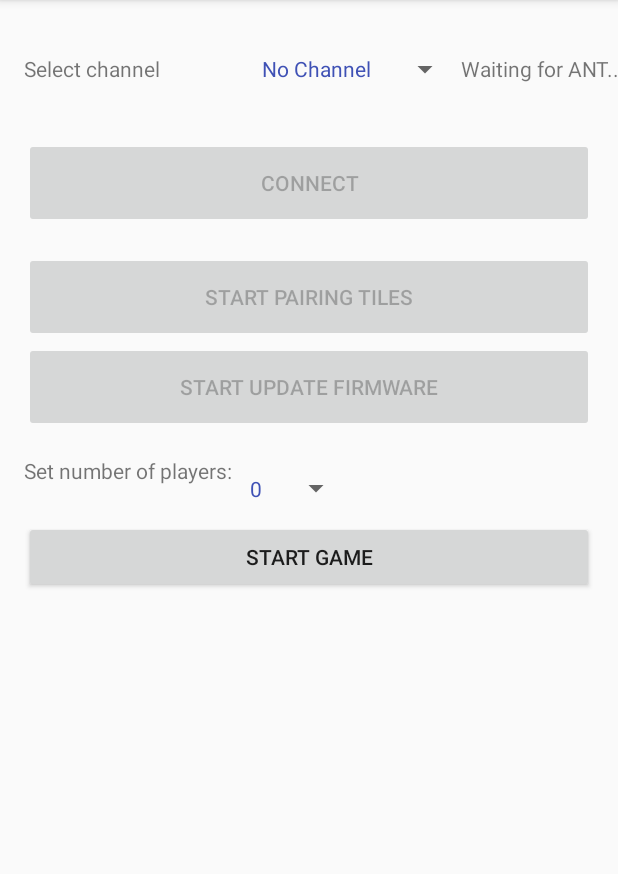
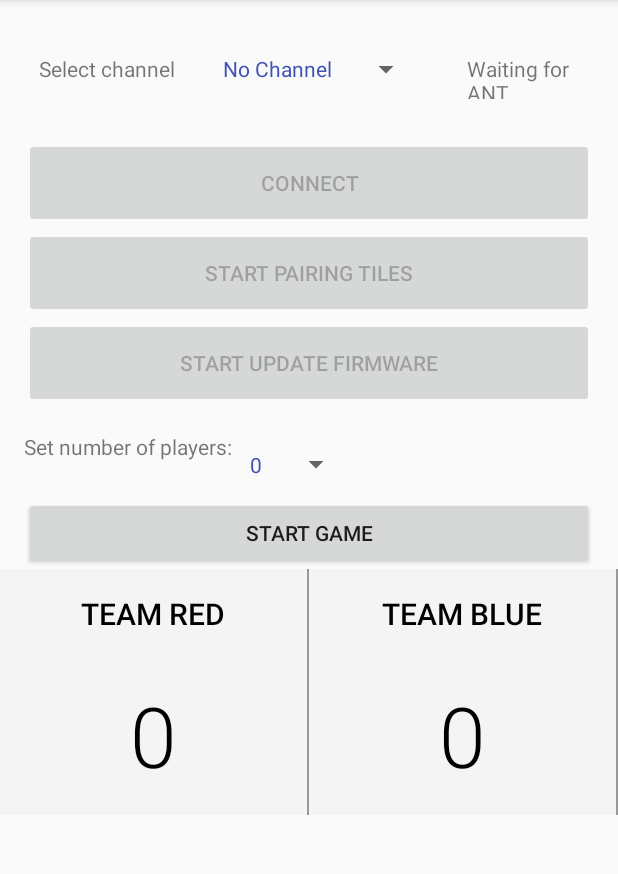
Before and after one commit to ChristineAlb/playwareHorse, an Android app: the screen it shows after launch (MainActivity), on a phone screen of 412 x 824 dp, the part 84-958 px from its top. Run offline under Robolectric (Android 15) with nearby library versions, the phone set to English and light mode, and no system bars; 1 statement that could not run was skipped.

```diff
--- a/app/src/main/res/layout/activity_main.xml
+++ b/app/src/main/res/layout/activity_main.xml
@@ -1,14 +1,12 @@
 <?xml version="1.0" encoding="utf-8"?>
-<android.support.constraint.ConstraintLayout xmlns:android="http://schemas.android.com/apk/res/android"
+<!--<android.support.constraint.ConstraintLayout xmlns:android="http://schemas.android.com/apk/res/android"
     xmlns:app="http://schemas.android.com/apk/res-auto"
     xmlns:tools="http://schemas.android.com/tools"
     android:layout_width="match_parent"
     android:layout_height="match_parent"
-    tools:context="com.example.christine.horse.MainActivity">
+    tools:context="com.example.christine.horse.MainActivity">-->
 
-    <!--hej christine-->
-
-    <!--<RelativeLayout xmlns:android="http://schemas.android.com/apk/res/android"
+    <RelativeLayout xmlns:android="http://schemas.android.com/apk/res/android"
         xmlns:app="http://schemas.android.com/apk/res-auto"
         xmlns:tools="http://schemas.android.com/tools"
         android:layout_width="match_parent"
@@ -30,53 +28,47 @@
         android:layout_width="match_parent"
         android:layout_height="wrap_content"
         android:layout_marginEnd="16dp"
-            android:layout_marginStart="16dp">-->
-
-    <TextView
-        android:id="@+id/tilesConnectedLabel"
-        android:layout_width="0dp"
-        android:layout_height="60dp"
-        android:gravity="center_vertical"
-        android:text="Waiting for ANT..."
-        app:layout_constraintTop_toTopOf="@id/spinner"
-        app:layout_constraintStart_toEndOf="@id/spinner"
-        />
+        android:layout_marginStart="16dp">
 
         <TextView
             android:id="@+id/textView"
-        android:layout_width="0dp"
-        android:layout_height="60dp"
-        android:layout_marginStart="16dp"
+            android:layout_width="wrap_content"
+            android:layout_height="wrap_content"
+            android:layout_marginStart="10dp"
             android:layout_marginTop="16dp"
             android:gravity="center_vertical"
-        android:text="Select channel"
-        app:layout_constraintStart_toStartOf="parent"
-        app:layout_constraintTop_toTopOf="parent"/>
+            android:text="Select channel" />
+            <!--android:layout_width="match_parent"
+            android:layout_height="wrap_content"
+            android:gravity="center_vertical"
+            android:text="Select channel"/>-->
+            <!--android:layout_marginStart="16dp"
+            android:layout_marginTop="16dp"-->
+            <!--app:layout_constraintStart_toStartOf="parent"
+            app:layout_constraintTop_toTopOf="parent"/>-->
 
         <Spinner
             android:id="@+id/spinner"
             tools:listitem="@layout/spinner_item"
             android:layout_width="wrap_content"
             android:layout_height="60dp"
-        android:layout_marginStart="56dp"
+            android:layout_marginStart="20dp"
             android:layout_marginTop="16dp"
-        android:entries="@array/channels"
-        app:layout_constraintStart_toEndOf="@+id/textView"
-        app:layout_constraintTop_toTopOf="parent"/>
+            android:entries="@array/channels"/>
+            <!--  app:layout_constraintStart_toEndOf="@+id/textView"
+            app:layout_constraintTop_toTopOf="parent"/>-->
 
-    <Button
-        android:id="@+id/connectButton"
-        android:layout_width="0dp"
-        android:layout_height="60dp"
-        android:layout_marginEnd="16dp"
-        android:layout_marginStart="16dp"
-        android:layout_marginTop="16dp"
-        android:text="Connect"
-        app:layout_constraintEnd_toEndOf="parent"
-        app:layout_constraintStart_toStartOf="parent"
-        app:layout_constraintTop_toBottomOf="@+id/textView"/>
+        <TextView
+            android:id="@+id/tilesConnectedLabel"
+            android:text="Waiting for ANT..."
+            android:layout_width="wrap_content"
+            android:layout_height="30dp"
+            android:layout_marginStart="30dp"
+            android:layout_marginTop="16dp"/>
+            <!--app:layout_constraintTop_toTopOf="@id/spinner"
+            app:layout_constraintStart_toEndOf="@id/spinner"-->
 
-        <!--</LinearLayout>-->
+    </LinearLayout>
 
     <LinearLayout
         android:id="@+id/actionsLayout"
@@ -89,7 +81,19 @@
         android:orientation="vertical"
         app:layout_constraintEnd_toEndOf="parent"
         app:layout_constraintStart_toStartOf="parent"
-        app:layout_constraintTop_toBottomOf="@+id/connectButton">
+        app:layout_constraintTop_toBottomOf="@+id/TopSpinner">
+
+        <Button
+            android:id="@+id/connectButton"
+            android:layout_width="match_parent"
+            android:layout_height="60dp"
+            android:text="Connect"/>
+            <!--android:layout_marginEnd="16dp"
+            android:layout_marginStart="16dp"
+            android:layout_marginTop="16dp"-->
+           <!-- app:layout_constraintEnd_toEndOf="parent"
+            app:layout_constraintStart_toStartOf="parent"
+            app:layout_constraintTop_toBottomOf="@+id/textView"-->
 
         <Button
             android:id="@+id/pairingButton"
@@ -104,6 +108,7 @@
             android:text="START UPDATE FIRMWARE"/>
 
     </LinearLayout>
+
     <LinearLayout
         android:id="@+id/gameLayout"
         android:layout_width="match_parent"
@@ -115,6 +120,7 @@
         app:layout_constraintEnd_toEndOf="parent"
         app:layout_constraintStart_toStartOf="parent"
         app:layout_constraintTop_toBottomOf="@+id/actionsLayout">
+
         <LinearLayout
             android:id="@+id/gameSettingsLayout"
             android:layout_height="wrap_content"
@@ -132,7 +138,9 @@
                 android:layout_width="wrap_content"
                 tools:listitem="@layout/spinner_item"
                 android:entries="@array/players"/>
+
         </LinearLayout>
+
         <Button
             android:id="@+id/playGame"
             android:layout_width="match_parent"
@@ -140,12 +148,86 @@
             android:layout_weight="1"
             android:text="START GAME" />
     </LinearLayout>
-<!--
+
+        <LinearLayout
+            android:id="@+id/ScoreBoard"
+            android:layout_width="match_parent"
+            android:layout_height="wrap_content"
+            android:background="#999"
+            android:orientation="horizontal"
+            app:layout_constraintTop_toBottomOf="@+id/GameLayout">
+
+            <LinearLayout
+                android:layout_width="match_parent"
+                android:layout_height="wrap_content"
+                android:layout_marginRight="1dp"
+                android:layout_weight="1"
+                android:background="#fff4f4f4"
+                android:gravity="center_horizontal"
+                android:orientation="vertical"
+                android:padding="16dp">
+
+                <TextView
+                    android:layout_width="wrap_content"
+                    android:layout_height="wrap_content"
+                    android:fontFamily="sans-serif-medium"
+                    android:text="Team Red"
+                    android:textAllCaps="true"
+                    android:textColor="#000"
+                    android:textSize="20sp" />
+
+                <TextView
+                    android:id="@+id/team_a_score"
+                    android:layout_width="wrap_content"
+                    android:layout_height="wrap_content"
+                    android:layout_marginTop="30dp"
+                    android:fontFamily="sans-serif-light"
+                    android:text="0"
+                    android:textAllCaps="true"
+                    android:textColor="#000"
+                    android:textSize="56sp" />
+
+            </LinearLayout>
+
+            <LinearLayout
+                android:layout_width="match_parent"
+                android:layout_height="wrap_content"
+                android:layout_marginRight="1dp"
+                android:layout_weight="1"
+                android:background="#fff4f4f4"
+                android:gravity="center_horizontal"
+                android:orientation="vertical"
+                android:padding="16dp">
+
+                <TextView
+                    android:layout_width="wrap_content"
+                    android:layout_height="wrap_content"
+                    android:fontFamily="sans-serif-medium"
+                    android:text="Team Blue"
+                    android:textAllCaps="true"
+                    android:textColor="#000"
+                    android:textSize="20sp" />
+
+                <TextView
+                    android:id="@+id/team_b_score"
+                    android:layout_width="wrap_content"
+                    android:layout_height="wrap_content"
+                    android:layout_marginTop="30dp"
+                    android:fontFamily="sans-serif-light"
+                    android:text="0"
+                    android:textAllCaps="true"
+                    android:textColor="#000"
+                    android:textSize="56sp" />
+
+            </LinearLayout>
+
+        </LinearLayout>
+
     </LinearLayout>
 
     </ScrollView>
 
-    </RelativeLayout>-->
+    </RelativeLayout>
 
 
-</android.support.constraint.ConstraintLayout>
+<!--</android.support.constraint.ConstraintLayout>-->
```
Lines whose indentation alone changed are shown as unchanged.
